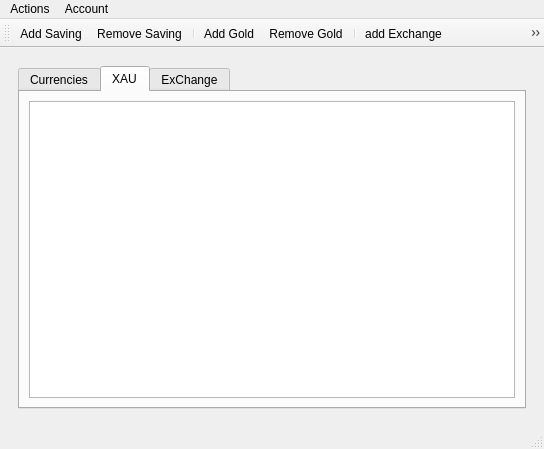
EmreBilal98/Saving_Organizator, file mainwindow.ui: the form before one commit.
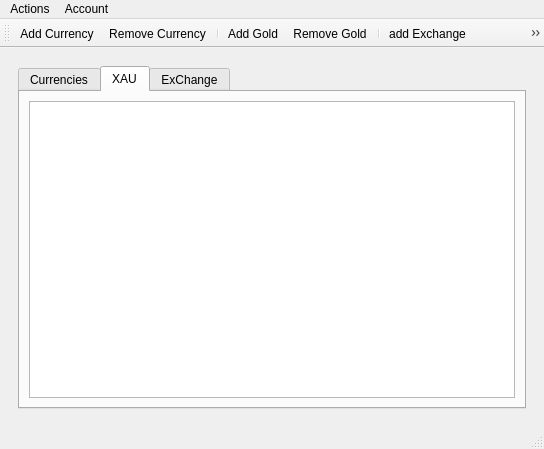
The form after the commit. Icons and pictures are not drawn.

Commit message: account activities menüsüne sadece currency ekleme çıkarmaları yazılıyordu stock ve gold hareketleride yazılır hale getirildi.add saving ve remove saving actionları add currency ve remove currency olarak değiştirildi.

The edit to the form file:
```diff
--- a/mainwindow.ui
+++ b/mainwindow.ui
@@ -295,7 +295,10 @@
     <iconset theme="list-add"/>
    </property>
    <property name="text">
-    <string>Add Saving</string>
+    <string>Add Currency</string>
+   </property>
+   <property name="iconText">
+    <string>Add Currency</string>
    </property>
    <property name="menuRole">
     <enum>QAction::MenuRole::NoRole</enum>
@@ -306,7 +309,7 @@
     <iconset theme="list-remove"/>
    </property>
    <property name="text">
-    <string>Remove Saving</string>
+    <string>Remove Currency</string>
    </property>
    <property name="menuRole">
     <enum>QAction::MenuRole::NoRole</enum>
```
Left out of the diff: 2 changed lines with no effect on the pictures. The commit also changes 6 other files.
